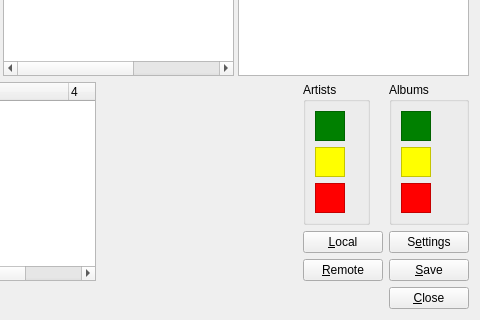
KenjiTakahashi/gayeogi, file ui/main.ui: the form before one commit; both pictures show x 243 to 723 and y 268 to 588 of the 723 by 588 pixel window.
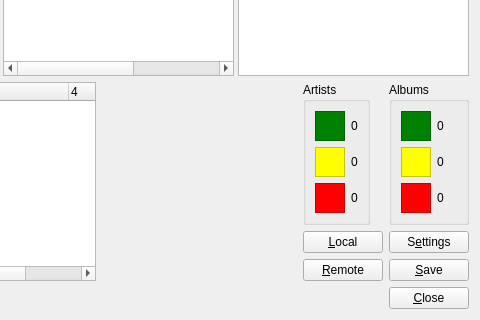
The form after the commit.

Commit message: Some small GUI fixes and exceptions catches

```diff
--- a/ui/main.ui
+++ b/ui/main.ui
@@ -266,7 +266,11 @@
            </property>
            <layout class="QFormLayout" name="formLayout">
             <item row="0" column="1">
-             <widget class="QLabel" name="artistsGreen"/>
+             <widget class="QLabel" name="artistsGreen">
+              <property name="text">
+               <string>0</string>
+              </property>
+             </widget>
             </item>
             <item row="1" column="0">
              <widget class="QFrame" name="frame_2">
@@ -294,7 +298,11 @@
              </widget>
             </item>
             <item row="1" column="1">
-             <widget class="QLabel" name="artistsYellow"/>
+             <widget class="QLabel" name="artistsYellow">
+              <property name="text">
+               <string>0</string>
+              </property>
+             </widget>
             </item>
             <item row="2" column="0">
              <widget class="QFrame" name="frame_3">
@@ -322,7 +330,11 @@
              </widget>
             </item>
             <item row="2" column="1">
-             <widget class="QLabel" name="artistsRed"/>
+             <widget class="QLabel" name="artistsRed">
+              <property name="text">
+               <string>0</string>
+              </property>
+             </widget>
             </item>
             <item row="0" column="0">
              <widget class="QFrame" name="frame">
@@ -384,7 +396,11 @@
              </widget>
             </item>
             <item row="0" column="1">
-             <widget class="QLabel" name="albumsGreen"/>
+             <widget class="QLabel" name="albumsGreen">
+              <property name="text">
+               <string>0</string>
+              </property>
+             </widget>
             </item>
             <item row="1" column="0">
              <widget class="QFrame" name="frame_5">
@@ -412,7 +428,11 @@
              </widget>
             </item>
             <item row="1" column="1">
-             <widget class="QLabel" name="albumsYellow"/>
+             <widget class="QLabel" name="albumsYellow">
+              <property name="text">
+               <string>0</string>
+              </property>
+             </widget>
             </item>
             <item row="2" column="0">
              <widget class="QFrame" name="frame_4">
@@ -440,7 +460,11 @@
              </widget>
             </item>
             <item row="2" column="1">
-             <widget class="QLabel" name="albumsRed"/>
+             <widget class="QLabel" name="albumsRed">
+              <property name="text">
+               <string>0</string>
+              </property>
+             </widget>
             </item>
            </layout>
           </widget>
```
The commit also changes 4 other files.
